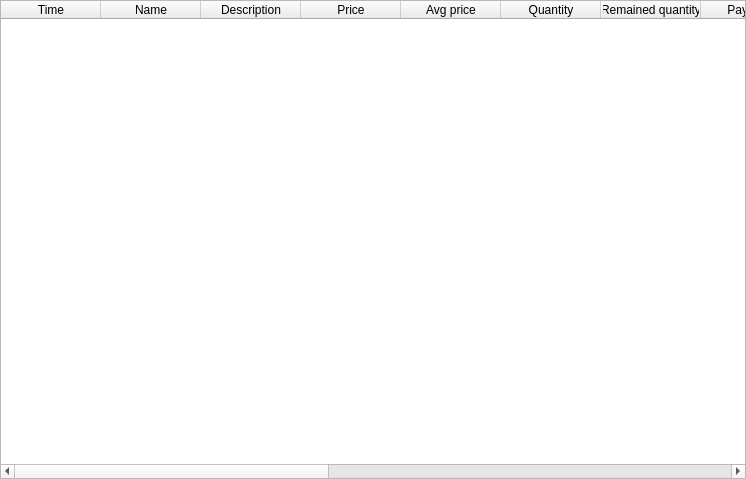
Qt form app/src/widgets/operationstablewidget/operationstablewidget.ui (Gris87/TInvestor) before a commit.
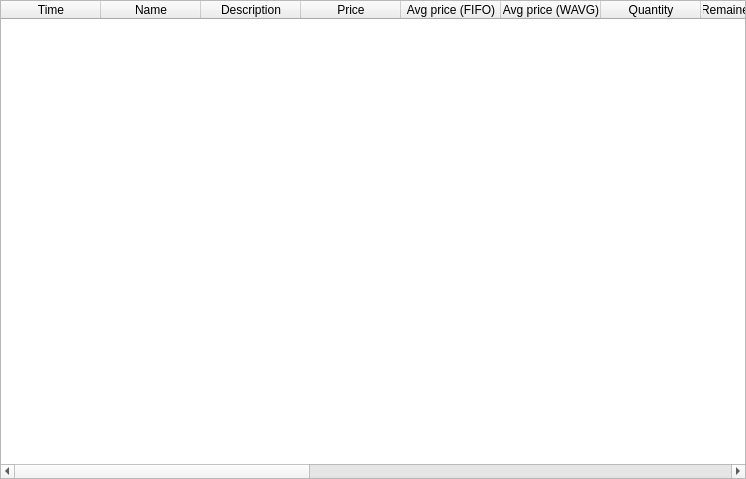
The same form after that commit.

Commit message: Display WAVG average price on operations

Diff of the .ui file:
```diff
--- a/app/src/widgets/operationstablewidget/operationstablewidget.ui
+++ b/app/src/widgets/operationstablewidget/operationstablewidget.ui
@@ -41,7 +41,7 @@
       <enum>QAbstractItemView::SelectionBehavior::SelectRows</enum>
      </property>
      <property name="columnCount">
-      <number>16</number>
+      <number>17</number>
      </property>
      <attribute name="horizontalHeaderShowSortIndicator" stdset="0">
       <bool>true</bool>
@@ -68,7 +68,12 @@
      </column>
      <column>
       <property name="text">
-       <string>Avg price</string>
+       <string>Avg price (FIFO)</string>
+      </property>
+     </column>
+     <column>
+      <property name="text">
+       <string>Avg price (WAVG)</string>
       </property>
      </column>
      <column>
```
The commit also changes 8 other files.
